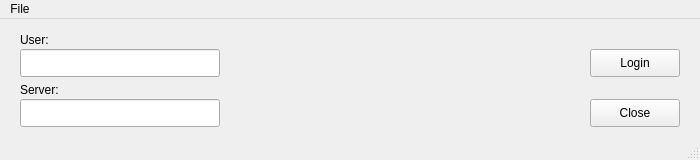
The window that gui/interface.ui (EduardoOsquel/mailmainsuite) describes before a commit, drawn with Qt 5.
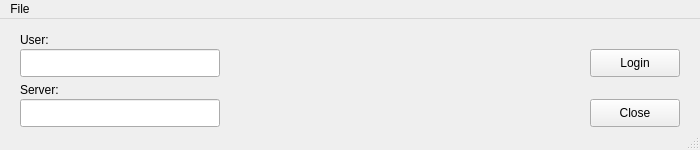
The same window after the commit. Icons and pictures are not drawn.

```diff
--- a/gui/interface.ui
+++ b/gui/interface.ui
@@ -13,7 +13,7 @@
     <x>0</x>
     <y>0</y>
     <width>700</width>
-    <height>160</height>
+    <height>150</height>
    </rect>
   </property>
   <property name="sizePolicy">
@@ -25,13 +25,13 @@
   <property name="minimumSize">
    <size>
     <width>700</width>
-    <height>160</height>
+    <height>150</height>
    </size>
   </property>
   <property name="maximumSize">
    <size>
     <width>700</width>
-    <height>160</height>
+    <height>150</height>
    </size>
   </property>
   <property name="sizeIncrement">
```
Left out of the diff: 2 changed lines with no effect on the pictures.
